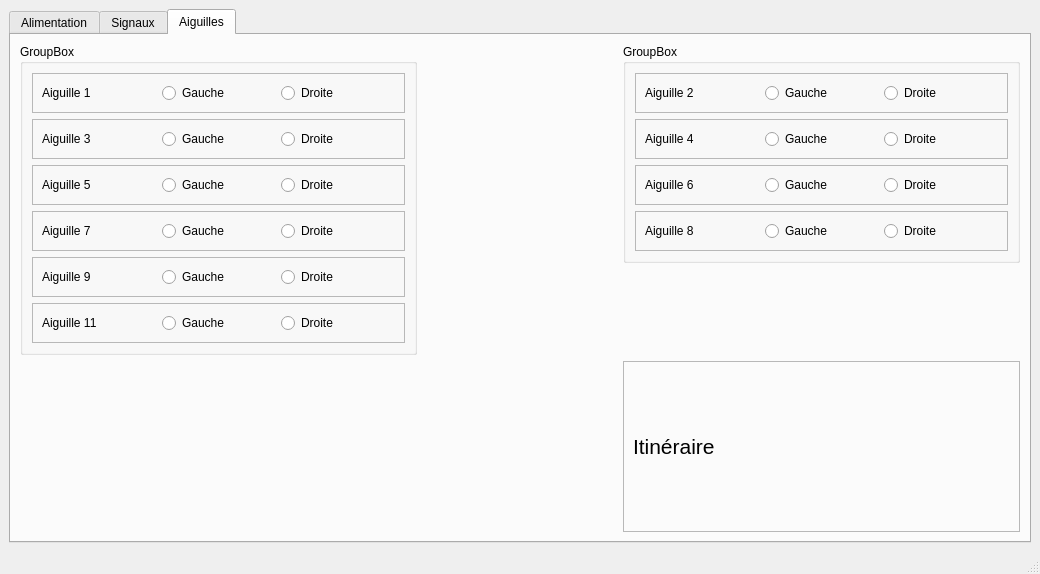
Old version of the form ui/control.ui in the repository Elfix3/TCO.
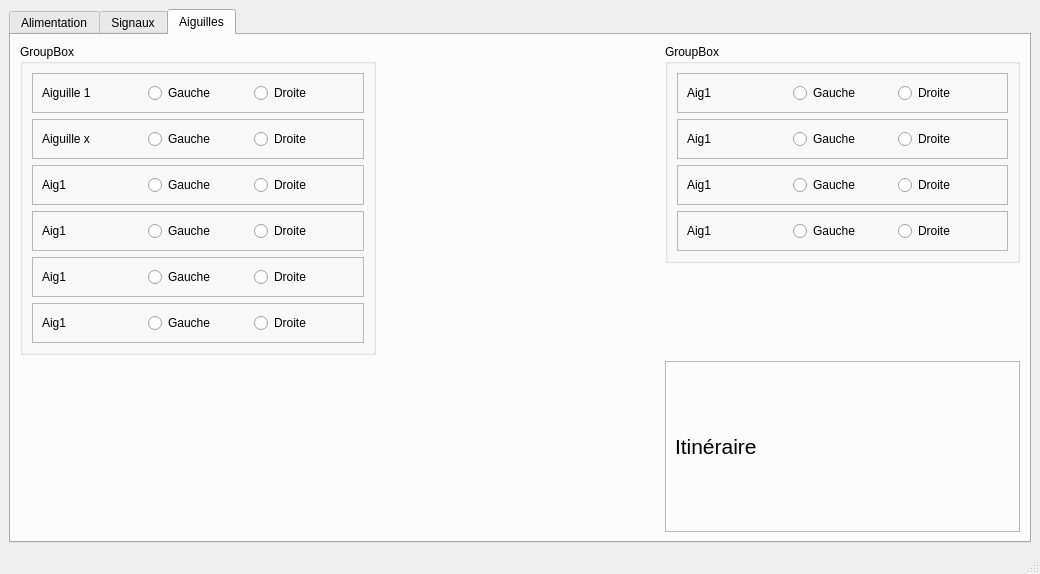
New version of the form.

Diff of the .ui file:
```diff
--- a/ui/control.ui
+++ b/ui/control.ui
@@ -2767,7 +2767,7 @@
               <item>
                <widget class="QLabel" name="label_48">
                 <property name="text">
-                 <string>Aiguille 3</string>
+                 <string>Aiguille x</string>
                 </property>
                </widget>
               </item>
@@ -2800,7 +2800,7 @@
               <item>
                <widget class="QLabel" name="label_5">
                 <property name="text">
-                 <string>Aiguille 5</string>
+                 <string>Aig1</string>
                 </property>
                </widget>
               </item>
@@ -2833,7 +2833,7 @@
               <item>
                <widget class="QLabel" name="label_6">
                 <property name="text">
-                 <string>Aiguille 7</string>
+                 <string>Aig1</string>
                 </property>
                </widget>
               </item>
@@ -2866,7 +2866,7 @@
               <item>
                <widget class="QLabel" name="label_47">
                 <property name="text">
-                 <string>Aiguille 9</string>
+                 <string>Aig1</string>
                 </property>
                </widget>
               </item>
@@ -2899,7 +2899,7 @@
               <item>
                <widget class="QLabel" name="label_45">
                 <property name="text">
-                 <string>Aiguille 11</string>
+                 <string>Aig1</string>
                 </property>
                </widget>
               </item>
@@ -2941,7 +2941,7 @@
               <item>
                <widget class="QLabel" name="label_44">
                 <property name="text">
-                 <string>Aiguille 2</string>
+                 <string>Aig1</string>
                 </property>
                </widget>
               </item>
@@ -2974,7 +2974,7 @@
               <item>
                <widget class="QLabel" name="label_38">
                 <property name="text">
-                 <string>Aiguille 4</string>
+                 <string>Aig1</string>
                 </property>
                </widget>
               </item>
@@ -3007,7 +3007,7 @@
               <item>
                <widget class="QLabel" name="label_46">
                 <property name="text">
-                 <string>Aiguille 6</string>
+                 <string>Aig1</string>
                 </property>
                </widget>
               </item>
@@ -3040,7 +3040,7 @@
               <item>
                <widget class="QLabel" name="label_37">
                 <property name="text">
-                 <string>Aiguille 8</string>
+                 <string>Aig1</string>
                 </property>
                </widget>
               </item>
@@ -3074,7 +3074,7 @@
           </property>
           <property name="sizeHint" stdset="0">
            <size>
-            <width>200</width>
+            <width>283</width>
             <height>20</height>
            </size>
           </property>
```
Left out of the diff: 20 changed lines with no effect on the pictures.
